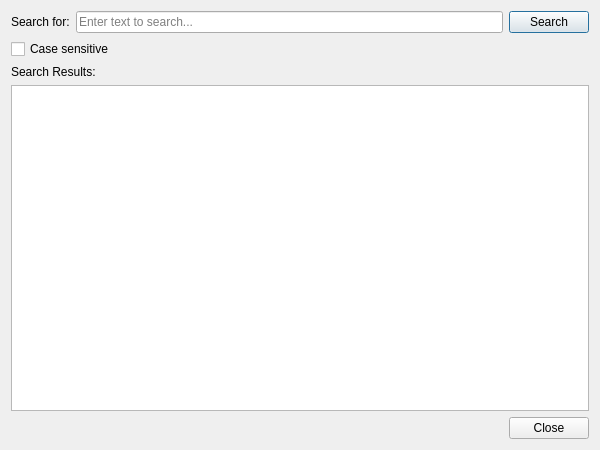
This is Pdf4QtPageMaster/searchdialog.ui in jacobe603/PDF4QT as Qt 5 draws it before an edit. The edited form follows.
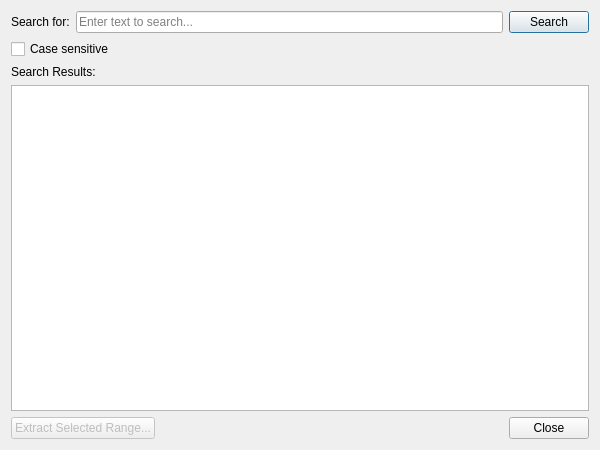
This is the edited form.

What changed in the file:
```diff
--- a/Pdf4QtPageMaster/searchdialog.ui
+++ b/Pdf4QtPageMaster/searchdialog.ui
@@ -64,6 +64,31 @@
     </widget>
    </item>
    <item>
+    <layout class="QHBoxLayout" name="buttonLayout">
+     <item>
+      <widget class="QPushButton" name="extractButton">
+       <property name="text">
+        <string>Extract Selected Range...</string>
+       </property>
+       <property name="enabled">
+        <bool>false</bool>
+       </property>
+      </widget>
+     </item>
+     <item>
+      <spacer name="horizontalSpacer">
+       <property name="orientation">
+        <enum>Qt::Horizontal</enum>
+       </property>
+       <property name="sizeHint" stdset="0">
+        <size>
+         <width>40</width>
+         <height>20</height>
+        </size>
+       </property>
+      </spacer>
+     </item>
+     <item>
     <widget class="QDialogButtonBox" name="buttonBox">
      <property name="orientation">
       <enum>Qt::Horizontal</enum>
@@ -72,6 +97,8 @@
       <set>QDialogButtonBox::Close</set>
      </property>
     </widget>
+     </item>
+    </layout>
    </item>
   </layout>
  </widget>
```
Lines whose indentation alone changed are shown as unchanged.
